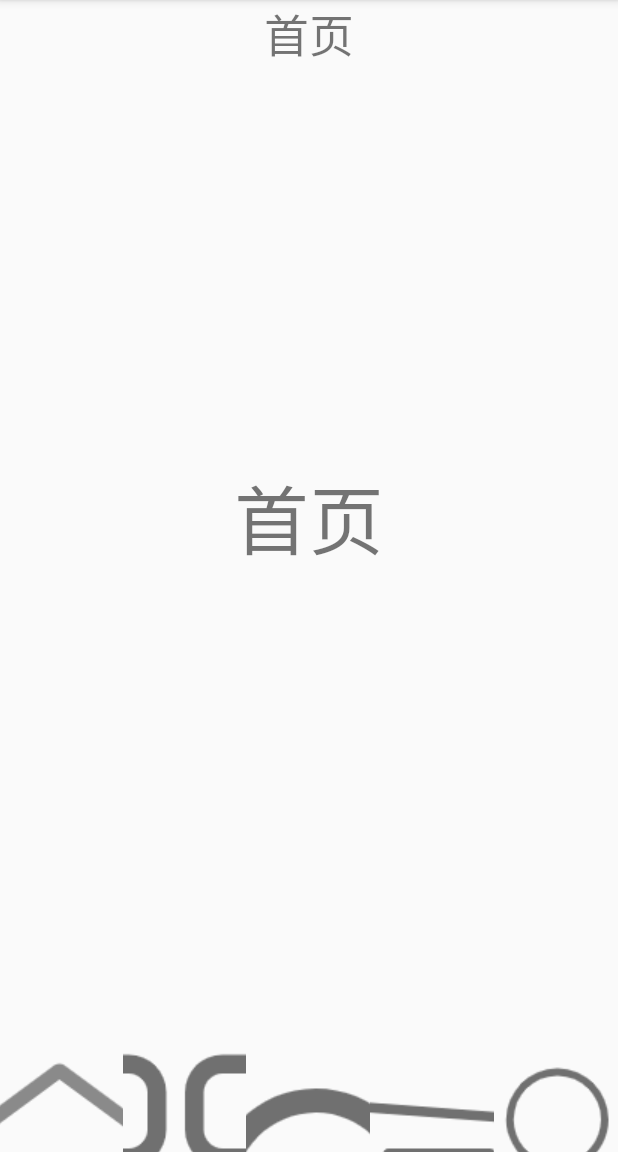
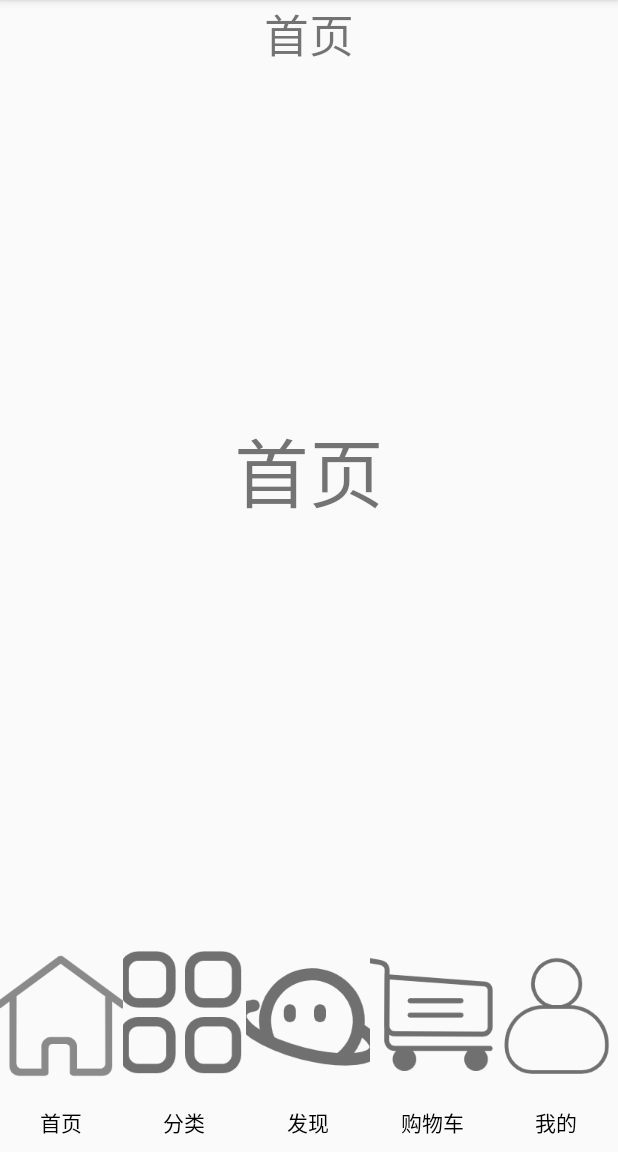
Before and after one commit to hujintao9622/hujintao20191203, an Android app: the screen it shows after launch (MainActivity), on a phone screen of 412 x 824 dp, the part 84-1236 px from its top. Run offline under Robolectric (Android 15) with nearby library versions, the phone set to English and light mode, and no system bars.

Commit message:
修改底部导航

```diff
--- a/app/src/main/res/drawable/back1.xml
+++ b/app/src/main/res/drawable/back1.xml
@@ -1,5 +1,5 @@
 <?xml version="1.0" encoding="utf-8"?>
 <selector xmlns:android="http://schemas.android.com/apk/res/android">
-<item android:drawable="@drawable/shouye" android:state_checked="false"/>
-<item android:drawable="@drawable/shouye1" android:state_checked="true"/>
+<item android:drawable="@mipmap/shouye" android:state_checked="false"/>
+<item android:drawable="@mipmap/shouye1" android:state_checked="true"/>
 </selector>
--- a/app/src/main/res/drawable/back2.xml
+++ b/app/src/main/res/drawable/back2.xml
@@ -1,5 +1,5 @@
 <?xml version="1.0" encoding="utf-8"?>
 <selector xmlns:android="http://schemas.android.com/apk/res/android">
-<item android:drawable="@drawable/zhonglei" android:state_checked="false"/>
-<item android:drawable="@drawable/zhonglei1" android:state_checked="true"/>
+<item android:drawable="@mipmap/zhonglei" android:state_checked="false"/>
+<item android:drawable="@mipmap/zhonglei1" android:state_checked="true"/>
 </selector>
--- a/app/src/main/res/drawable/back3.xml
+++ b/app/src/main/res/drawable/back3.xml
@@ -1,5 +1,5 @@
 <?xml version="1.0" encoding="utf-8"?>
 <selector xmlns:android="http://schemas.android.com/apk/res/android">
-<item android:drawable="@drawable/faxian" android:state_checked="false"/>
-<item android:drawable="@drawable/faxian1" android:state_checked="true"/>
+<item android:drawable="@mipmap/faxian" android:state_checked="false"/>
+<item android:drawable="@mipmap/faxian1" android:state_checked="true"/>
 </selector>
--- a/app/src/main/res/drawable/back4.xml
+++ b/app/src/main/res/drawable/back4.xml
@@ -1,5 +1,5 @@
 <?xml version="1.0" encoding="utf-8"?>
 <selector xmlns:android="http://schemas.android.com/apk/res/android">
-<item android:drawable="@drawable/gouwuche1" android:state_checked="false"/>
-<item android:drawable="@drawable/gouwuhe2" android:state_checked="true"/>
+<item android:drawable="@mipmap/gouwuche1" android:state_checked="false"/>
+<item android:drawable="@mipmap/gouwuhe2" android:state_checked="true"/>
 </selector>
--- a/app/src/main/res/drawable/back5.xml
+++ b/app/src/main/res/drawable/back5.xml
@@ -1,5 +1,5 @@
 <?xml version="1.0" encoding="utf-8"?>
 <selector xmlns:android="http://schemas.android.com/apk/res/android">
-<item android:drawable="@drawable/wode" android:state_checked="false"/>
-<item android:drawable="@drawable/wode1" android:state_checked="true"/>
+<item android:drawable="@mipmap/wode" android:state_checked="false"/>
+<item android:drawable="@mipmap/wode1" android:state_checked="true"/>
 </selector>
--- a/app/src/main/res/layout/activity_main.xml
+++ b/app/src/main/res/layout/activity_main.xml
@@ -17,7 +17,7 @@
         android:layout_width="match_parent"
         android:layout_height="0dp"
         android:id="@+id/rg"
-        android:layout_weight="1"
+        android:layout_weight="2"
         android:orientation="horizontal"
         >
         <RadioButton
@@ -27,11 +27,13 @@
             android:button="@null"
             android:drawableTop="@drawable/back1"
             android:text="首页"
+            android:gravity="center"
             android:id="@+id/shou"
             />
         <RadioButton
             android:layout_width="0dp"
             android:layout_weight="1"
+            android:gravity="center"
             android:layout_height="match_parent"
             android:button="@null"
             android:drawableTop="@drawable/back2"
@@ -41,6 +43,7 @@
         <RadioButton
             android:layout_width="0dp"
             android:layout_weight="1"
+            android:gravity="center"
             android:layout_height="match_parent"
             android:button="@null"
             android:drawableTop="@drawable/back3"
@@ -51,6 +54,7 @@
         <RadioButton
             android:layout_width="0dp"
             android:layout_weight="1"
+            android:gravity="center"
             android:layout_height="match_parent"
             android:button="@null"
             android:drawableTop="@drawable/back4"
@@ -62,6 +66,7 @@
             android:layout_weight="1"
             android:layout_height="match_parent"
             android:button="@null"
+            android:gravity="center"
             android:drawableTop="@drawable/back5"
             android:text="我的"
             android:id="@+id/my"
```
